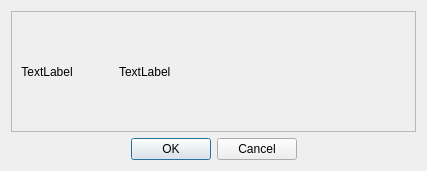
First picture: the form in Ui/errorwindow.ui, repository Vazquinhos/CatalunyaCircuit, before the edit.
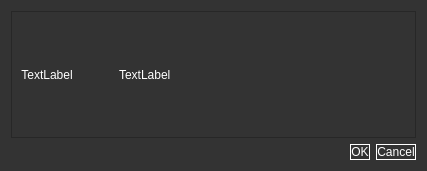
Second picture: the form after the edit.

What changed in the file:
```diff
--- a/Ui/errorwindow.ui
+++ b/Ui/errorwindow.ui
@@ -13,6 +13,19 @@
   <property name="windowTitle">
    <string>Dialog</string>
   </property>
+  <property name="styleSheet">
+   <string notr="true">QDialog {
+     background-color: #333333;
+	 color:white;
+ }
+
+QFrame {
+     background-color: #333333;
+	 color:white;
+ }
+
+</string>
+  </property>
   <layout class="QVBoxLayout" name="verticalLayout">
    <item>
     <widget class="QFrame" name="frame">
@@ -78,6 +91,19 @@
    </item>
    <item>
     <widget class="QDialogButtonBox" name="buttonBox">
+     <property name="styleSheet">
+      <string notr="true">QPushButton {
+     background-color: #333333;
+	 border: 1px solid white;
+	 color:white;
+ }
+
+QPushButton:pressed {
+     background-color: #FFFFFF
+     border-style: inset;
+	 color:black;
+ }</string>
+     </property>
      <property name="orientation">
       <enum>Qt::Horizontal</enum>
      </property>
@@ -85,7 +111,7 @@
       <set>QDialogButtonBox::Cancel|QDialogButtonBox::Ok</set>
      </property>
      <property name="centerButtons">
-      <bool>true</bool>
+      <bool>false</bool>
      </property>
     </widget>
    </item>
```
